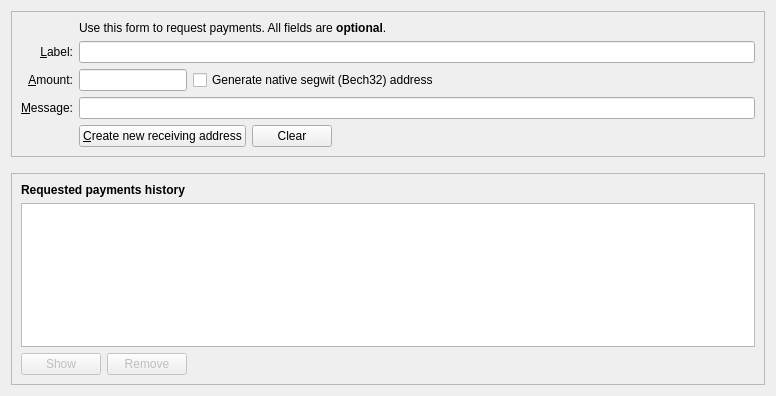
The window that src/qt/forms/receivecoinsdialog.ui (TaobotX11/nusacoin) describes before a commit, drawn with Qt 5.
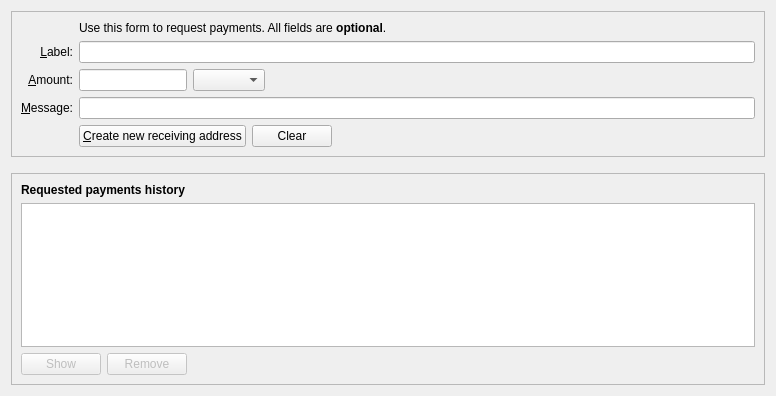
The same window after the commit. Icons and pictures are not drawn. Custom widgets are drawn as their Qt base class.

```diff
--- a/src/qt/forms/receivecoinsdialog.ui
+++ b/src/qt/forms/receivecoinsdialog.ui
@@ -189,7 +189,7 @@
            </widget>
           </item>
           <item>
-           <widget class="QCheckBox" name="useBech32">
+           <widget class="QComboBox" name="addressType">
             <property name="sizePolicy">
              <sizepolicy hsizetype="Fixed" vsizetype="Fixed">
               <horstretch>0</horstretch>
@@ -205,12 +205,12 @@
             <property name="focusPolicy">
              <enum>Qt::StrongFocus</enum>
             </property>
-            <property name="toolTip">
+            <!-- <property name="toolTip">
              <string>Native segwit addresses (aka Bech32 or BIP-173) reduce your transaction fees later on and offer better protection against typos, but old wallets don't support them. When unchecked, an address compatible with older wallets will be created instead.</string>
             </property>
             <property name="text">
              <string>Generate native segwit (Bech32) address</string>
-            </property>
+            </property> -->
            </widget>
           </item>
           <item>
```
Left out of the diff: 2 changed lines with no effect on the pictures.
